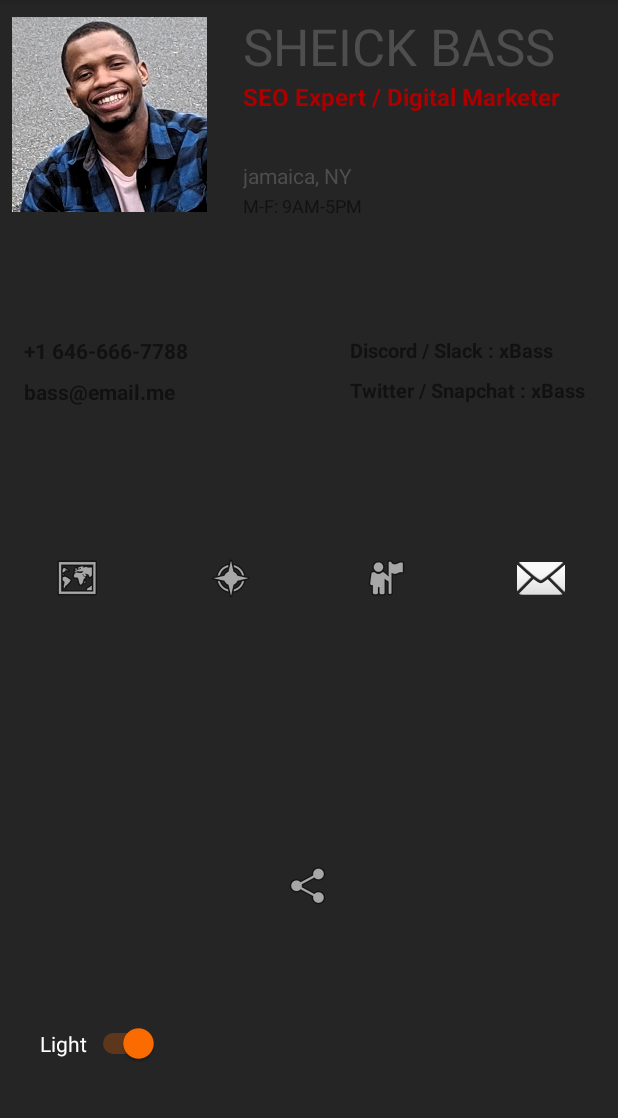
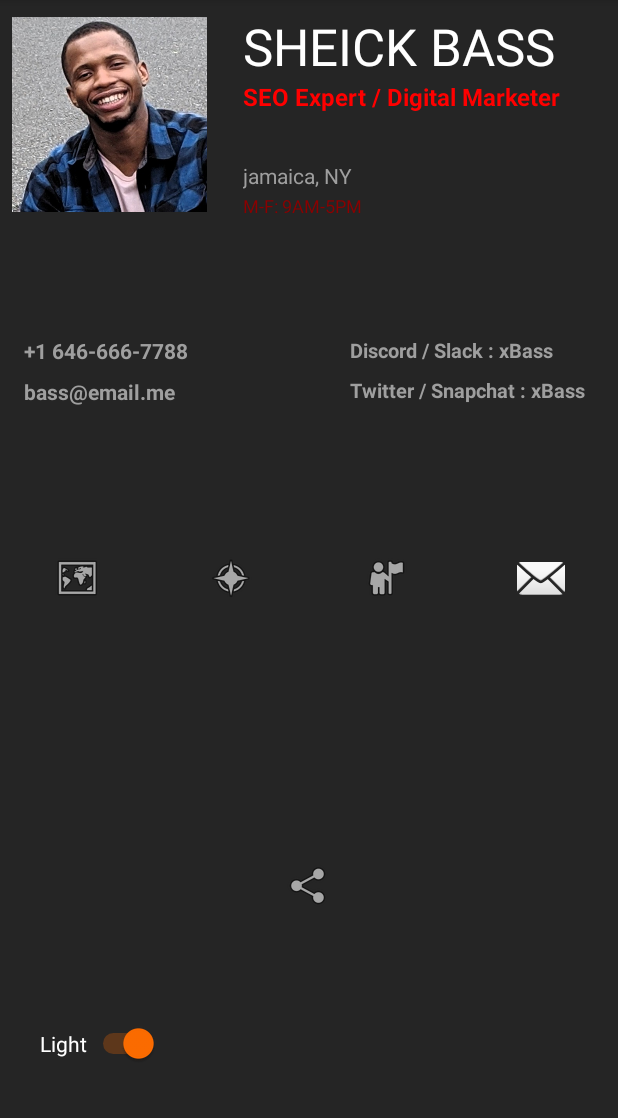
Before and after one commit to kocheick/RW-Android-Bootcamp, an Android app: the screen it shows after launch (MainActivity), after a tap on "Dark", on a phone screen of 412 x 824 dp, the part 84-1202 px from its top. Run offline under Robolectric (Android 15) with nearby library versions, the phone set to English and light mode, and no system bars; 1 other tap on this screen came first.

Commit message:
cleaned up dark theme feature code

```diff
--- a/Week3/CardApp/app/src/main/java/com/example/cardapp/MainActivity.kt
+++ b/Week3/CardApp/app/src/main/java/com/example/cardapp/MainActivity.kt
@@ -1,10 +1,13 @@
 package com.example.cardapp
 
+import android.app.Activity
 import android.content.Intent
+import android.content.res.Resources
 import android.graphics.Color
 import android.graphics.drawable.ColorDrawable
 import androidx.appcompat.app.AppCompatActivity
 import android.os.Bundle
+import android.widget.TextView
 import androidx.appcompat.app.AppCompatDelegate
 import androidx.core.view.children
 import androidx.core.view.iterator
@@ -24,29 +27,15 @@ class MainActivity : AppCompatActivity() {
 
     override fun onCreate(savedInstanceState: Bundle?) {
         super.onCreate(savedInstanceState)
+
         setContentView(R.layout.activity_main)
 
-         loadUser(user)
+        loadUser(user)
 
         darkModeSwitch.setOnClickListener {
-            darkModeSwitch.text = if(darkModeSwitch.isChecked) "Light" else "Dark"
+            darkModeSwitch.text = if (darkModeSwitch.isChecked) "Light" else "Dark"
 
-            if (darkModeSwitch.isChecked) {
-                rootLayout.setBackgroundColor(getColor(R.color.dark_shade))
-                for (view in scrollViewLinearLayout) view.setBackgroundColor(getColor(R.color.dark_shade))
-                shareButtonView.setBackgroundColor(getColor(R.color.dark_shade))
-
-
-                this.darkModeSwitch.setTextColor( Color.WHITE)
-
-            } else {
-                rootLayout.setBackgroundColor(getColor(R.color.dirt_white))
-                for (view in scrollViewLinearLayout) view.setBackgroundColor(getColor(R.color.dirt_white))
-                shareButtonView.setBackgroundColor(getColor(R.color.dirt_white))
-
-                this.darkModeSwitch.setTextColor(Color.BLACK)
-            }
-
+          switchTheme(darkModeSwitch.isChecked)
         }
 
         shareButtonView.setOnClickListener {
@@ -55,25 +44,63 @@ class MainActivity : AppCompatActivity() {
 
     }
 
+    private fun switchTheme(isSwitched: Boolean) {
+        if (isSwitched) {
 
-    private fun loadUser(user:Person) {
+            rootLayout.setBackgroundColor(getColor(R.color.dark_shade))
+
+
+            for (view in scrollViewLinearLayout) view.setBackgroundColor(getColor(R.color.dark_shade))
+            name.setTextColor(Color.WHITE)
+            for (view in contactGroup) if (view is TextView) view.setTextColor(getColor(R.color.light_gray))
+            job.setTextColor(getColor(R.color.light_red))
+            city.setTextColor(getColor(R.color.light_gray))
+            scheduleView.setTextColor(getColor(R.color.dark_red))
+
+            shareButtonView.setBackgroundColor(getColor(R.color.dark_shade))
+
+            this.darkModeSwitch.setTextColor(Color.WHITE)
+
+        } else {
+
+            rootLayout.setBackgroundColor(getColor(R.color.dirt_white))
+
+
+            for (view in scrollViewLinearLayout) view.setBackgroundColor(getColor(R.color.dirt_white))
+            name.setTextColor(getColor(R.color.gray))
+            for (view in contactGroup) if (view is TextView) view.setTextColor(getColor(R.color.gray))
+            job.setTextColor(getColor(R.color.dark_red))
+            city.setTextColor(getColor(R.color.gray))
+            scheduleView.setTextColor(getColor(R.color.light_gray))
+
+            shareButtonView.setBackgroundColor(getColor(R.color.dirt_white))
+
+            this.darkModeSwitch.setTextColor(Color.BLACK)
+
+
+        }
+
+    }
+
+
+    private fun loadUser(user: Person) {
         profilGroup.apply {
             name.text = getString(R.string.uName, user.fName)
-            job.text = getString(R.string.userJob,user.jobTitle)
-            city.text = getString(R.string.userCity,user.city)
-            scheduleView.text = getString(R.string.userSchedule,user.schedule)
+            job.text = getString(R.string.userJob, user.jobTitle)
+            city.text = getString(R.string.userCity, user.city)
+            scheduleView.text = getString(R.string.userSchedule, user.schedule)
         }
 
         contactGroup.apply {
-            phone.text = getString(R.string.userPhone,user.phone)
+            phone.text = getString(R.string.userPhone, user.phone)
             email.text = getString(R.string.userEmail, user.email)
-            contact.text = getString(R.string.userSocial,user.social)
-            social.text = getString(R.string.userSocial2,user.social)
+            contact.text = getString(R.string.userSocial, user.social)
+            social.text = getString(R.string.userSocial2, user.social)
         }
     }
 
     private fun shareData() {
-        val sendIntent= Intent().apply {
+        val sendIntent = Intent().apply {
             action = Intent.ACTION_SEND
             title = "Share info with"
 
--- a/Week3/CardApp/app/src/main/res/values/colors.xml
+++ b/Week3/CardApp/app/src/main/res/values/colors.xml
@@ -8,6 +8,7 @@
     <color name="orange_red">#FF6D00</color>
 
     <color name="gray">#414141</color>
+    <color name="light_gray">#9F9F9F</color>
     <color name="dark_shade">#252525</color>
     <color name="darkMode_red">#af0404</color>
     <color name="dirt_white">#FAFAFA</color>
--- a/Week3/CardApp/app/src/main/res/values/styles.xml
+++ b/Week3/CardApp/app/src/main/res/values/styles.xml
@@ -9,8 +9,8 @@
 
     <style name="darkTheme" parent="Theme.AppCompat.Light.DarkActionBar">
         <!-- Customize your theme here. -->
-        <item name="colorPrimary">@color/gray</item>
-        <item name="colorPrimaryDark">@color/darkMode_red</item>
+        <item name="colorPrimary">@color/dark_red</item>
+        <item name="colorPrimaryDark">@color/dark_shade</item>
         <item name="colorAccent">@color/dark_shade</item>
 
     </style>
```
